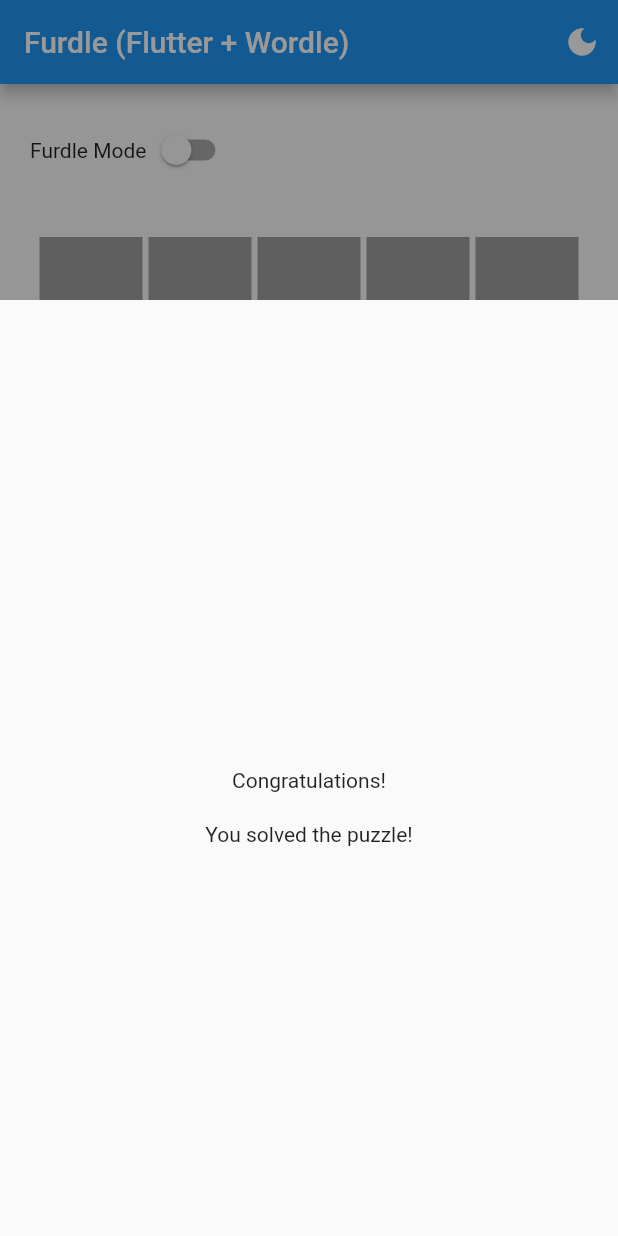
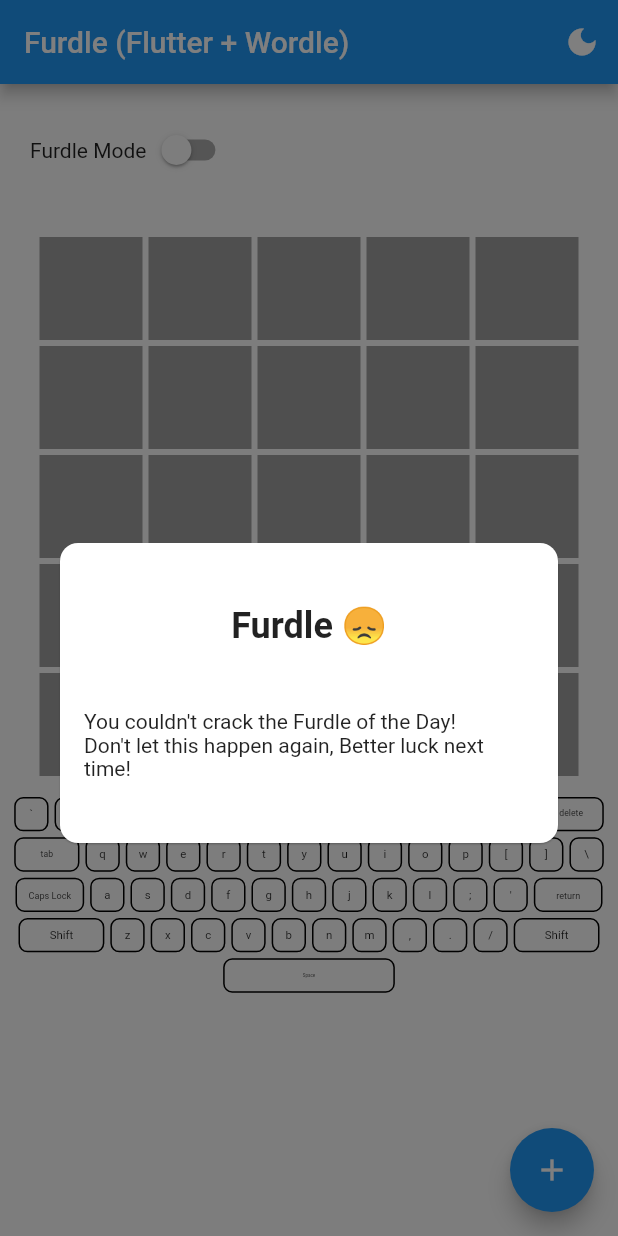
Before and after one commit to maheshj01/furdle, a Flutter app: the screen it shows after launch, after a tap on the "add" icon, on a phone screen of 412 x 824 dp. Run offline on Flutter 3.47's test engine with Material 2 defaults, Android fonts, the phone set to English and light mode, and no system bars; our stand-ins replace confetti, go_router, shared_preferences.

Commit message:
minor layout changes for responsiveness

```diff
--- a/lib/pages/furdle.dart
+++ b/lib/pages/furdle.dart
@@ -53,7 +53,7 @@
   @override
   Widget build(BuildContext context) {
     final kSize = MediaQuery.of(context).size.width / (gridSize! + 1);
-    cellSize = kSize.clamp(40, 75);
+    cellSize = kSize.clamp(20, 75);
 
     return Row(
       mainAxisAlignment: MainAxisAlignment.center,
--- a/lib/pages/home.dart
+++ b/lib/pages/home.dart
@@ -4,6 +4,7 @@
 import 'package:flutter_template/models/furdle.dart';
 import 'package:flutter_template/pages/furdle.dart';
 import 'package:flutter_template/pages/keyboard.dart';
+import 'package:flutter_template/widgets/dialog.dart';
 
 class MyHomePage extends StatefulWidget {
   const MyHomePage({Key? key, required this.title}) : super(key: key);
@@ -33,6 +34,13 @@
 
   FState fState = FState();
   late FurdleNotifier furdleNotifier;
+  @override
+  void dispose() {
+    keyboardFocusNode.dispose();
+    textController.dispose();
+    super.dispose();
+  }
+
   @override
   void initState() {
     super.initState();
@@ -76,54 +84,27 @@
     return x.length == 1 && x.codeUnitAt(0) >= 65 && x.codeUnitAt(0) <= 90;
   }
 
-  void showFurdleDialog(BuildContext context) {
-    // showDialog(
-    //     context: context,
-    //     builder: (BuildContext context) => AlertDialog(
-    //           title: const Text('Congratulations!'),
-    //           content: const Text('You solved the puzzle!'),
-    //           actions: <Widget>[
-    //             IconButton(
-    //                 icon: const Icon(Icons.close),
-    //                 onPressed: () {
-    //                   Navigator.pop(context);
-    //                 })
-    //           ],
-    //         ));
-
+  void showFurdleDialog(BuildContext context, {bool isSuccess = false}) {
     showGeneralDialog(
+        barrierColor: Colors.black.withOpacity(0.5),
+        transitionBuilder: (context, a1, a2, widget) {
+          return Transform.translate(
+              offset: Offset(0, 50 * a1.value),
+              // scale: a1.value,
+              child: FurdleDialog(
+                title: isSuccess ? 'Congratulations! 🎉' : 'Furdle 😞',
+                message: isSuccess
+                    ? 'You cracked the Furdle of the Day!'
+                    : 'You couldn\'t crack the Furdle of the Day!\nDon\'t let this happen again, Better luck next time!',
+              ));
+        },
+        transitionDuration: const Duration(milliseconds: 300),
+        barrierDismissible: true,
+        barrierLabel: '',
         context: context,
-        pageBuilder: (context, anim1, anim2) {
-          return const SizedBox();
-        },
-        barrierDismissible: true,
-        barrierColor: Colors.black.withOpacity(0.4),
-        barrierLabel: '',
-        transitionBuilder: (context, anim1, anim2, child) {
-          return Transform.translate(
-            offset: Offset(0.0, anim1.value * 200),
-            child: Material(
-              child: Container(
-                height: 200,
-                width: 200,
-                alignment: Alignment.center,
-                child: SizedBox(
-                  height: 200,
-                  child: Column(
-                    children: const [
-                      Text('Congratulations!'),
-                      SizedBox(
-                        height: 20,
-                      ),
-                      Text('You solved the puzzle!'),
-                    ],
-                  ),
-                ),
-              ),
-            ),
-          );
-        },
-        transitionDuration: const Duration(milliseconds: 300));
+        pageBuilder: (context, animation1, animation2) {
+          return Container();
+        });
   }
 
   ConfettiController confettiController = ConfettiController();
@@ -178,20 +159,25 @@
                 gravity: 0.2,
               ),
             ),
+            Align(
+              alignment: Alignment.center,
+              child: Column(
+                children: [
                   ValueListenableBuilder<FState>(
                       valueListenable: furdleNotifier,
                       builder: (x, y, z) {
                         return Furdle(
-                    isDark: settingsController.themeMode == ThemeMode.dark,
+                          isDark:
+                              settingsController.themeMode == ThemeMode.dark,
                           fState: fState,
                           size: _size,
                         );
                       }),
-            AnimatedPositioned(
-              duration: const Duration(milliseconds: 1000),
-              bottom: settingsController.isFurdleMode ? 40.0 : 10.0,
-              left: 0,
-              right: 0,
+                  AnimatedContainer(
+                    margin: EdgeInsets.symmetric(
+                        vertical:
+                            settingsController.isFurdleMode ? 40.0 : 10.0),
+                    duration: const Duration(milliseconds: 500),
                     child: KeyBoardView(
                       keyboardFocus: keyboardFocusNode,
                       controller: textController,
@@ -204,9 +190,11 @@
                             isSolved = fState.submit();
                             print('puzzle solved=$isSolved');
                             if (isSolved) {
-                        showFurdleDialog(context);
+                              showFurdleDialog(context, isSuccess: true);
                               confettiController.play();
                             }
+                          } else if (fState.row == size) {
+                            showFurdleDialog(context, isSuccess: false);
                           } else {
                             print('word is incomplete ${fState.currentWord()}');
                           }
@@ -227,6 +215,10 @@
                     ),
                   ),
                 ],
+              ),
+              // duration: Duration(milliseconds: 500)
+            )
+          ],
         ));
   }
 }
--- /dev/null
+++ b/lib/widgets/dialog.dart
@@ -0,0 +1,33 @@
+import 'package:flutter/material.dart';
+
+class FurdleDialog extends StatelessWidget {
+  final String title;
+  final String message;
+
+  FurdleDialog({Key? key, required this.title, required this.message})
+      : super(key: key);
+
+
+  @override
+  Widget build(BuildContext context) {
+    return Dialog(
+      shape: RoundedRectangleBorder(borderRadius: BorderRadius.circular(12.0)),
+      elevation: 0.5,
+      child: Container(
+        width: 350,
+        height: 200,
+        padding: const EdgeInsets.symmetric(horizontal: 16),
+        child: Column(
+          mainAxisAlignment: MainAxisAlignment.spaceEvenly,
+          children: [
+            Text(
+              '$title',
+              style: TextStyle(fontSize: 24, fontWeight: FontWeight.bold),
+            ),
+            Text('$message'),
+          ],
+        ),
+      ),
+    );
+  }
+}
```
Lines whose indentation alone changed are shown as unchanged.
